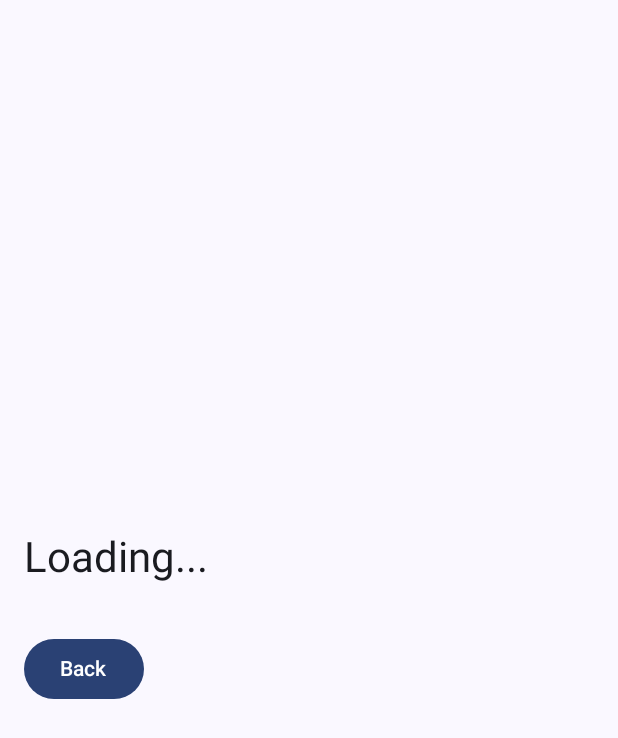
After one commit to Ameron22/QuantumLift, an Android app built with Jetpack Compose: the composable WorkoutDetailsScreen called with empty values, on a phone screen of 412 x 824 dp. The commit adds this screen. Shown: the top 738 px of the screen. Run offline under Robolectric (Android 15) with nearby library versions, the light colour scheme and no system bars; our stand-ins replace Room's generated code.

Commit message:
Visualise workout with exercises was implemented, and workouts are uploaded successfully

```diff
--- a/app/src/main/AndroidManifest.xml
+++ b/app/src/main/AndroidManifest.xml
@@ -11,6 +11,7 @@
         android:roundIcon="@mipmap/ic_launcher_round"
         android:supportsRtl="true"
         android:theme="@style/Theme.GymTracker"
+        android:enableOnBackInvokedCallback="true"
         tools:targetApi="31">
         <activity
             android:name=".MainActivity"
--- a/app/src/main/java/com/example/gymtracker/data/ExerciseDao.kt
+++ b/app/src/main/java/com/example/gymtracker/data/ExerciseDao.kt
@@ -15,7 +15,7 @@ interface ExerciseDao {
 
     @Transaction
     @Query("SELECT * FROM WorkoutEntity WHERE id = :workoutId")
-    fun getWorkoutWithExercises(workoutId: Int): List<WorkoutWithExercises>
+    suspend fun getWorkoutWithExercises(workoutId: Int): List<WorkoutWithExercises>
     @Query("SELECT * FROM WorkoutEntity")
     suspend  fun getAllWorkouts(): List<WorkoutEntity>
 }
--- a/app/src/main/java/com/example/gymtracker/data/ExerciseEntity.kt
+++ b/app/src/main/java/com/example/gymtracker/data/ExerciseEntity.kt
@@ -9,4 +9,5 @@ data class ExerciseEntity(
     val reps: String,
     val muscle: String, // Primary muscle group
     val part: String // Specific part of the muscle
+
 )
--- a/app/src/main/java/com/example/gymtracker/screens/WorkoutCreationScreen.kt
+++ b/app/src/main/java/com/example/gymtracker/screens/WorkoutCreationScreen.kt
@@ -17,6 +17,7 @@ import com.example.gymtracker.data.ExerciseEntity
 import com.example.gymtracker.data.WorkoutEntity
 import com.example.gymtracker.data.WorkoutExerciseCrossRef
 import kotlinx.coroutines.launch
+
 
 @Composable
 fun WorkoutCreationScreen(navController: NavController) {
--- /dev/null
+++ b/app/src/main/java/com/example/gymtracker/screens/WorkoutDetailsScreen.kt
@@ -0,0 +1,93 @@
+package com.example.gymtracker.screens
+
+import android.util.Log
+import androidx.compose.foundation.layout.*
+import androidx.compose.foundation.layout.padding
+import androidx.compose.foundation.rememberScrollState
+import androidx.compose.foundation.verticalScroll
+import androidx.compose.material3.MaterialTheme
+import androidx.compose.material3.Text
+import androidx.compose.runtime.Composable
+import androidx.compose.ui.Modifier
+import androidx.compose.ui.unit.dp
+import androidx.compose.runtime.*
+import androidx.navigation.NavController
+import androidx.compose.ui.platform.LocalContext
+import com.example.gymtracker.data.AppDatabase
+import androidx.compose.material3.*
+import com.example.gymtracker.data.WorkoutEntity
+import kotlinx.coroutines.launch
+
+
+import com.example.gymtracker.Screen
+import androidx.compose.foundation.layout.*
+import androidx.compose.foundation.lazy.LazyColumn
+import androidx.compose.foundation.lazy.items
+import androidx.compose.foundation.rememberScrollState
+import androidx.compose.foundation.text.KeyboardOptions
+import androidx.compose.foundation.verticalScroll
+import androidx.compose.ui.Alignment
+import androidx.compose.ui.platform.LocalContext
+import androidx.compose.ui.text.input.KeyboardType
+import androidx.compose.ui.text.style.TextOverflow
+import androidx.compose.ui.unit.dp
+import androidx.navigation.NavHostController
+import androidx.navigation.NavType
+import androidx.navigation.compose.NavHost
+import androidx.navigation.compose.composable
+import androidx.navigation.navArgument
+import com.example.gymtracker.data.ExerciseEntity
+import com.example.gymtracker.data.WorkoutExerciseCrossRef
+import com.example.gymtracker.data.WorkoutWithExercises
+
+
+@Composable
+fun WorkoutDetailsScreen(workoutId: Int, navController: NavController) {
+    val context = LocalContext.current
+    val db = remember { AppDatabase.getDatabase(context) }
+    val dao = remember { db.exerciseDao() }
+    var workoutWithExercises by remember { mutableStateOf<List<WorkoutWithExercises>?>(null) }
+
+    LaunchedEffect(workoutId) {
+        try {
+            workoutWithExercises = dao.getWorkoutWithExercises(workoutId)
+        } catch (e: Exception) {
+            Log.e("WorkoutDetailsScreen", "Database error: ${e.message}")
+        }
+    }
+
+    Column(
+        modifier = Modifier
+            .fillMaxSize()
+            .padding(16.dp),
+        verticalArrangement = Arrangement.Center,
+    ) {
+        Text(
+            text = workoutWithExercises?.firstOrNull()?.workout?.name ?: "Loading...",
+            style = MaterialTheme.typography.headlineMedium,
+            modifier = Modifier.padding(bottom = 16.dp)
+        )
+        workoutWithExercises?.flatMap { it.exercises }?.forEach { exercise ->
+            Card(
+                modifier = Modifier.fillMaxWidth(),
+                elevation = CardDefaults.cardElevation(defaultElevation = 4.dp)
+            ) {
+                Column(modifier = Modifier.padding(16.dp)) {
+                    Text(
+                        text = "${exercise.name} | ${exercise.sets} Sets | ${exercise.reps} Reps",
+                        style = MaterialTheme.typography.bodyLarge
+                    )
+                    Text(
+                        text = "${exercise.muscle} - ${exercise.part}",
+                        style = MaterialTheme.typography.bodySmall,
+                        modifier = Modifier.padding(top = 4.dp)
+                    )
+                }
+            }
+        }
+
+        Button(onClick = { navController.popBackStack() }, modifier = Modifier.padding(top = 16.dp)) {
+            Text("Back")
+        }
+    }
+}
```
Also changed, not shown: app/src/main/java/com/example/gymtracker/MainActivity.kt (+13 -0 lines), app/src/main/java/com/example/gymtracker/screens/LoadWorkoutScreen.kt (+7 -3 lines).
